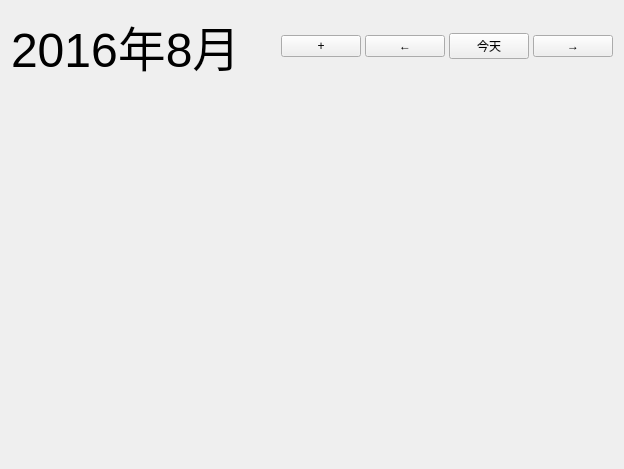
Before: the Qt Designer form calender.ui in wangrunji0408/QtCalendar, drawn with Qt 5.
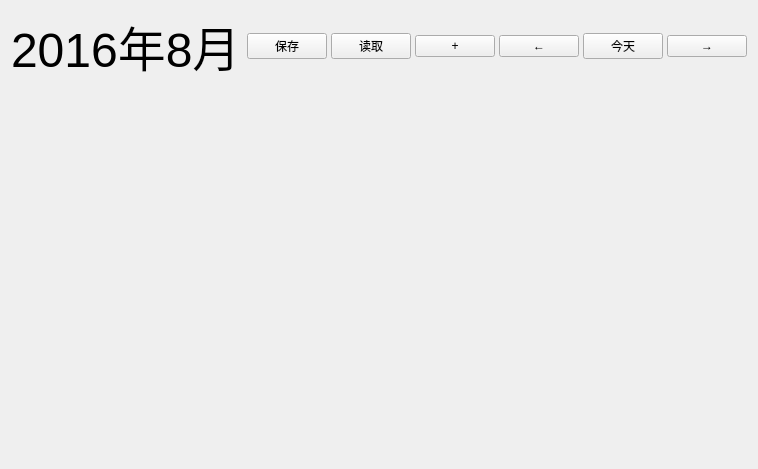
After: the same form once the commit is applied.

Commit message: 用户数据保存读取

Diff of the .ui file:
```diff
--- a/calender.ui
+++ b/calender.ui
@@ -68,6 +68,20 @@
         <property name="bottomMargin">
          <number>0</number>
         </property>
+        <item>
+         <widget class="QPushButton" name="pushButton">
+          <property name="text">
+           <string>保存</string>
+          </property>
+         </widget>
+        </item>
+        <item>
+         <widget class="QPushButton" name="pushButton_2">
+          <property name="text">
+           <string>读取</string>
+          </property>
+         </widget>
+        </item>
         <item>
          <widget class="QPushButton" name="addItemButton">
           <property name="text">
```
The commit also changes 9 other files.
